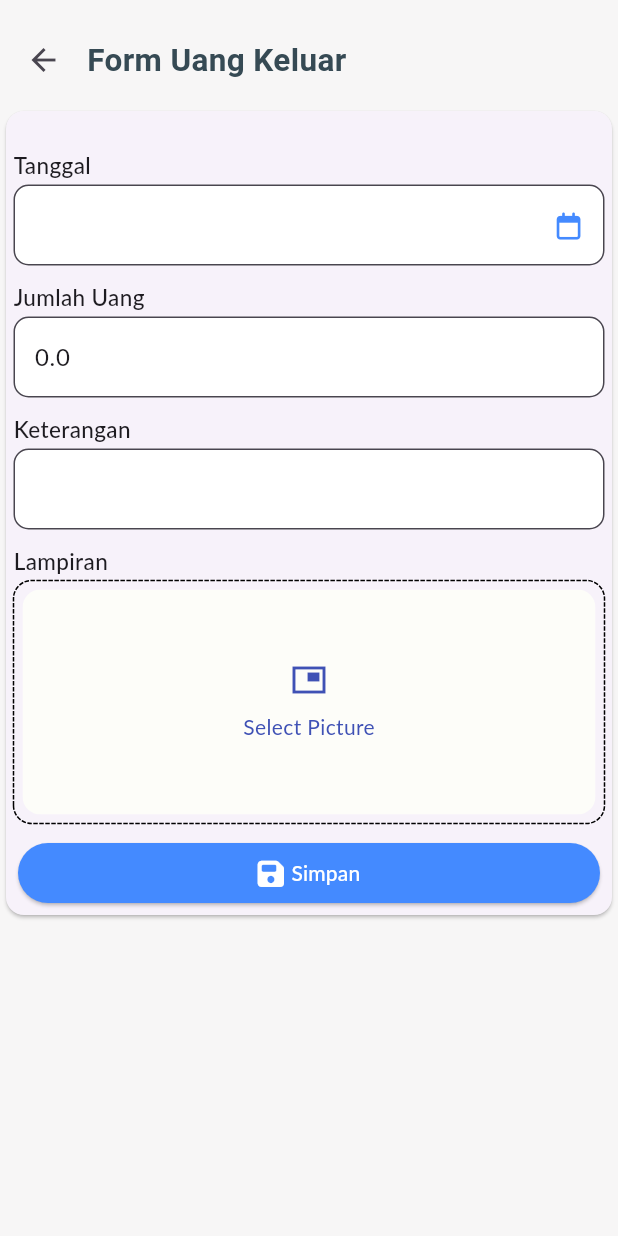
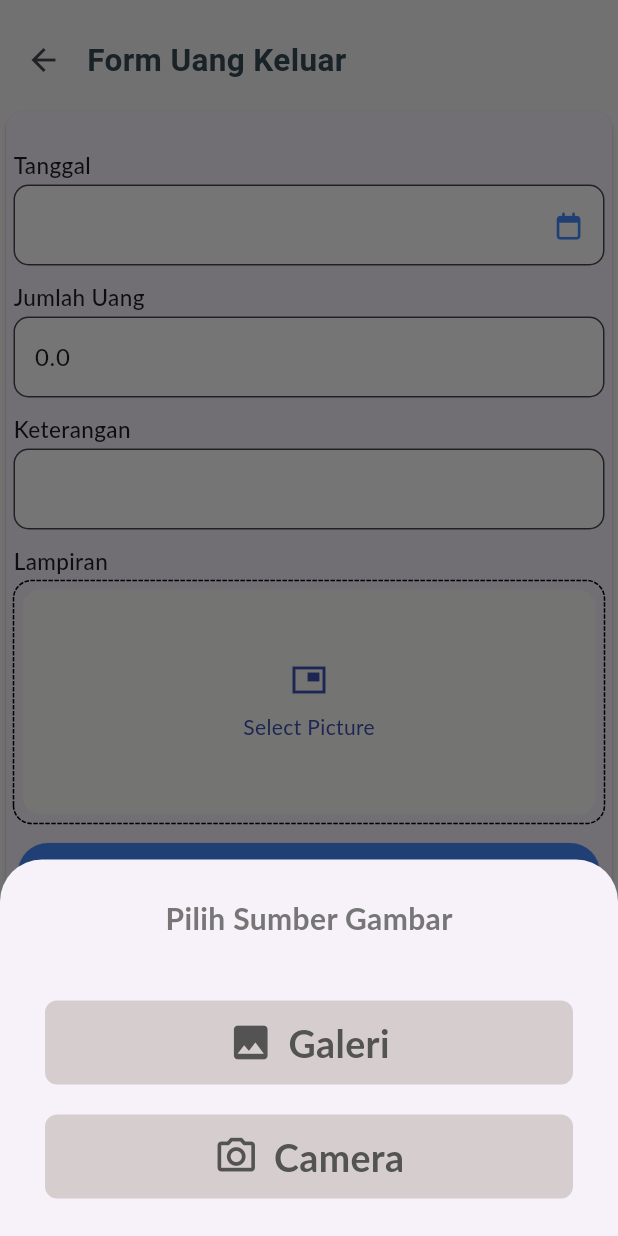
Before and after one commit to BangPei/fl_pbi, a Flutter app: the ParkingFormScreen screen opened directly with empty values, after a tap on "Select Picture", on a phone screen of 412 x 824 dp. Run offline on Flutter 3.47's test engine with Material 3 defaults, Android fonts, the phone set to English and light mode, and no system bars; drawn by our look-alikes of dotted_border; our stand-ins replace badges, curved_labeled_navigation_bar, dio, dropdown_search, equatable, flutter_bloc and 14 more; missing offline and left inert: custom_date_range_picker, terbilang_id; accounts and stored records are empty; generated files the repository leaves out were written again; network calls fail; Roboto replaces fonts that are missing (Lato).

Commit message:
initial onTap camera

```diff
--- a/lib/service/api.dart
+++ b/lib/service/api.dart
@@ -4,8 +4,8 @@ import 'package:fl_pbi/library/library_file.dart';
 import 'package:fl_pbi/service/restclient.dart';
 
 class Api {
-  static const String baseUrl = "http://192.168.1.10:3000/api/";
-  // static const String baseUrl = "http://192.168.100.11:3000/api/";
+  // static const String baseUrl = "http://192.168.1.10:3000/api/";
+  static const String baseUrl = "http://192.168.100.11:3000/api/";
   // static const String baseUrl = "https://api.perniagaan-pbi.com/api/";
 
   static restClient({Map<String, dynamic>? params}) async {
--- a/lib/widget/image_camera.dart
+++ b/lib/widget/image_camera.dart
@@ -1,4 +1,5 @@
 import 'dart:convert';
+import 'package:fl_pbi/library/library_file.dart';
 import 'package:fl_pbi/widget/widget_file.dart';
 import 'package:flutter/material.dart';
 
@@ -32,9 +33,10 @@ class _ImageCameraState extends State<ImageCamera> {
           ? ClipPicture(
               height: 40,
               onTap: () async {
-                base64 = await Common.pickPicture(SOURCE.camera);
-                widget.onTap(base64!);
-                setState(() {});
+                bottomDialog();
+                // base64 = await Common.pickPicture(SOURCE.camera);
+                // widget.onTap(base64!);
+                // setState(() {});
               },
               child: Image.memory(
                 base64Decode(base64!),
@@ -45,9 +47,10 @@ class _ImageCameraState extends State<ImageCamera> {
               ? ClipPicture(
                   height: 40,
                   onTap: () async {
-                    base64 = await Common.pickPicture(SOURCE.camera);
-                    widget.onTap(base64!);
-                    setState(() {});
+                    bottomDialog();
+                    // base64 = await Common.pickPicture(SOURCE.camera);
+                    // widget.onTap(base64!);
+                    // setState(() {});
                   },
                   child: Image.network(
                     dataImage!,
@@ -56,11 +59,97 @@ class _ImageCameraState extends State<ImageCamera> {
                 )
               : EmptyImageScreen(
                   onTap: () async {
-                    base64 = await Common.pickPicture(SOURCE.camera);
-                    widget.onTap(base64!);
-                    setState(() {});
+                    bottomDialog();
+                    // base64 = await Common.pickPicture(SOURCE.camera);
+                    // widget.onTap(base64!);
+                    // setState(() {});
                   },
                 ),
     );
   }
+
+  bottomDialog() async {
+    showModalBottomSheet(
+      context: context,
+      builder: (context) {
+        return SizedBox(
+          width: MediaQuery.of(context).size.width,
+          child: Padding(
+            padding: const EdgeInsets.symmetric(vertical: 25.0),
+            child: SingleChildScrollView(
+              child: Column(
+                mainAxisAlignment: MainAxisAlignment.start,
+                children: [
+                  const Text(
+                    "Pilih Sumber Gambar",
+                    style: TextStyle(
+                      fontWeight: FontWeight.bold,
+                      fontSize: 20,
+                      color: AppTheme.deactivatedText,
+                    ),
+                  ),
+                  const SizedBox(height: 40),
+                  CamerButton(
+                    icon: Icons.photo,
+                    title: "Galeri",
+                    onTap: () {},
+                  ),
+                  const SizedBox(height: 20),
+                  CamerButton(
+                    icon: Icons.camera_alt_outlined,
+                    title: "Camera",
+                    onTap: () {},
+                  )
+                ],
+              ),
+            ),
+          ),
+        );
+      },
+    );
+  }
 }
+
+class CamerButton extends StatelessWidget {
+  final String title;
+  final IconData icon;
+  final GestureTapCallback? onTap;
+  const CamerButton(
+      {super.key, required this.title, required this.icon, this.onTap});
+
+  @override
+  Widget build(BuildContext context) {
+    return Padding(
+      padding: const EdgeInsets.symmetric(horizontal: 30.0),
+      child: InkWell(
+        onTap: onTap,
+        child: Container(
+          padding: const EdgeInsets.all(10),
+          decoration: BoxDecoration(
+            borderRadius: BorderRadius.circular(8),
+            color: const Color.fromARGB(255, 214, 206, 206),
+          ),
+          child: Row(
+            mainAxisAlignment: MainAxisAlignment.center,
+            children: [
+              Icon(
+                icon,
+                size: 30,
+                color: const Color.fromARGB(255, 83, 83, 83),
+              ),
+              const SizedBox(width: 10),
+              Text(
+                title,
+                style: const TextStyle(
+                  color: Color.fromARGB(255, 83, 83, 83),
+                  fontSize: 25,
+                  fontWeight: FontWeight.w700,
+                ),
+              ),
+            ],
+          ),
+        ),
+      ),
+    );
+  }
+}
--- a/pubspec.yaml
+++ b/pubspec.yaml
@@ -36,7 +36,7 @@ dependencies:
   jiffy: ^6.2.1
   flutter_bloc: ^8.1.3
   equatable: ^2.0.5
-  retrofit: ^4.0.3
+  retrofit: ^4.1.0
   get_it: ^7.6.7
   intl: ^0.18.0
   pdf: ^3.10.7
@@ -54,6 +54,7 @@ dependencies:
   dropdown_search: ^5.0.6
   terbilang_id: ^0.1.0
   custom_date_range_picker: ^1.0.10
+  image_cropper: ^5.0.1
 
   # The following adds the Cupertino Icons font to your application.
   # Use with the CupertinoIcons class for iOS style icons.
@@ -70,7 +71,7 @@ dev_dependencies:
   # rules and activating additional ones.
   flutter_lints: ^3.0.1
   build_runner: ^2.4.8
-  retrofit_generator: ^8.0.6
+  retrofit_generator: ^8.1.0
 
 # For information on the generic Dart part of this file, see the
 # following page: https://dart.dev/tools/pub/pubspec
```
Also changed, not shown: lib/main_layout/bottom_navigator.dart (+5 -2 lines), lib/pages/customer/screen/customer_screen.dart (+14 -2 lines), pubspec.lock.
